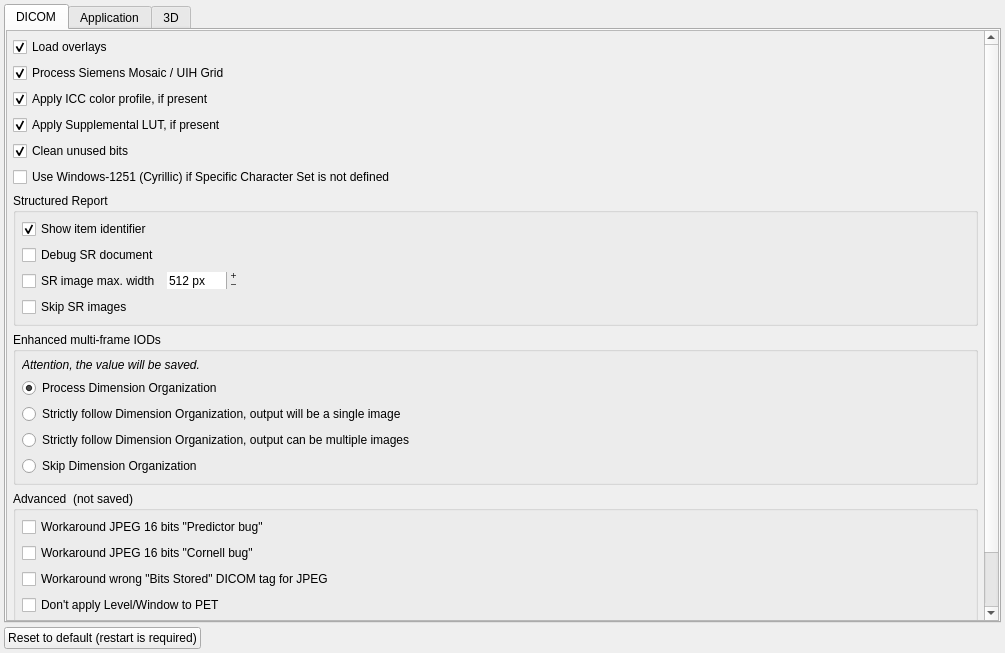
Old version of the form GUI/settingswidget.ui in the repository AlizaMedicalImaging/AlizaMS.
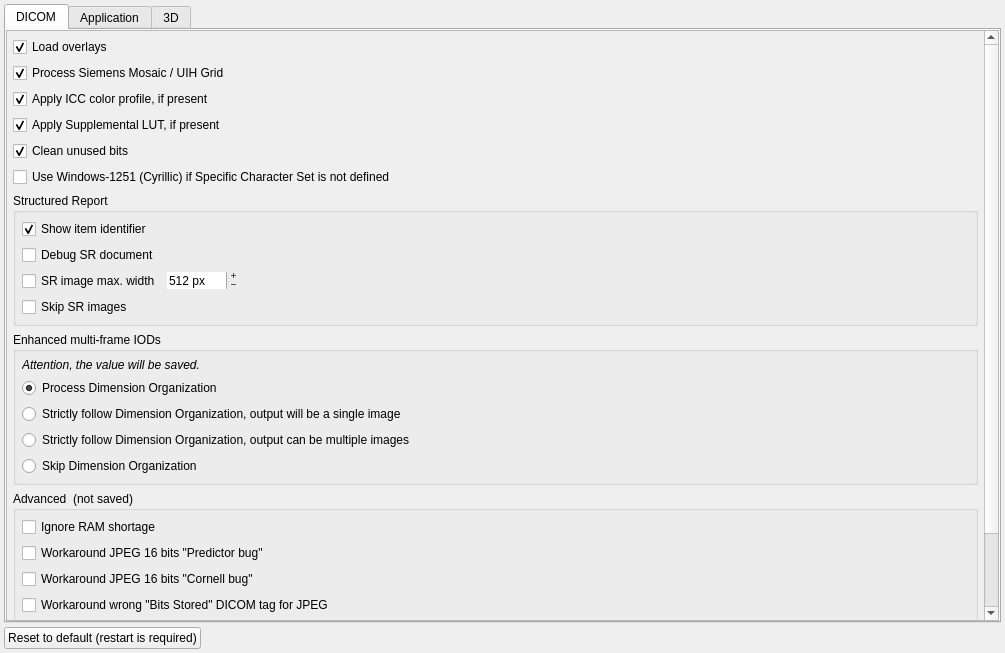
New version of the form.

```diff
--- a/GUI/settingswidget.ui
+++ b/GUI/settingswidget.ui
@@ -44,7 +44,7 @@
             <x>0</x>
             <y>0</y>
             <width>973</width>
-            <height>648</height>
+            <height>674</height>
            </rect>
           </property>
           <layout class="QVBoxLayout" name="verticalLayout_14">
@@ -426,6 +426,22 @@
               <property name="margin">
                <number>6</number>
               </property>
+              <item>
+               <widget class="QCheckBox" name="ram_checkBox">
+                <property name="sizePolicy">
+                 <sizepolicy hsizetype="Expanding" vsizetype="Fixed">
+                  <horstretch>0</horstretch>
+                  <verstretch>0</verstretch>
+                 </sizepolicy>
+                </property>
+                <property name="toolTip">
+                 <string>&lt;html&gt;&lt;head/&gt;&lt;body&gt;&lt;p&gt;Try to load files even if there is not enough RAM.&lt;/p&gt;&lt;p&gt;Please note that this is applicable to individual file or single series only.&lt;/p&gt;&lt;/body&gt;&lt;/html&gt;</string>
+                </property>
+                <property name="text">
+                 <string>Ignore RAM shortage</string>
+                </property>
+               </widget>
+              </item>
               <item>
                <widget class="QCheckBox" name="pred6_checkBox">
                 <property name="sizePolicy">
```
Left out of the diff: 9 changed lines with no effect on the pictures.
